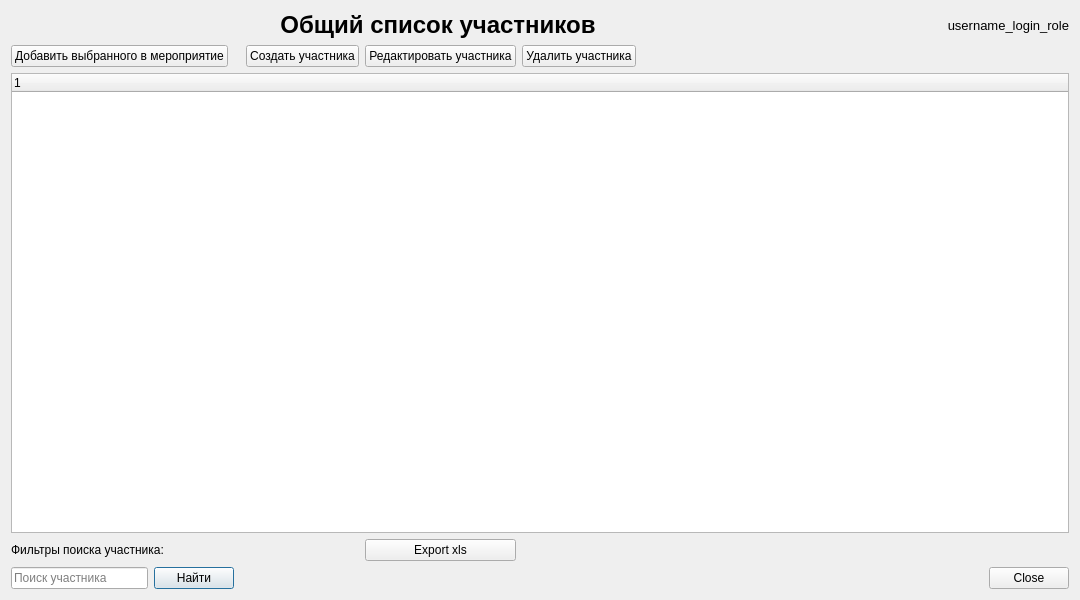
Above: Ui_designer/Ui_List_participants.ui from telemax23/Event before the change. Below: the same form after it.
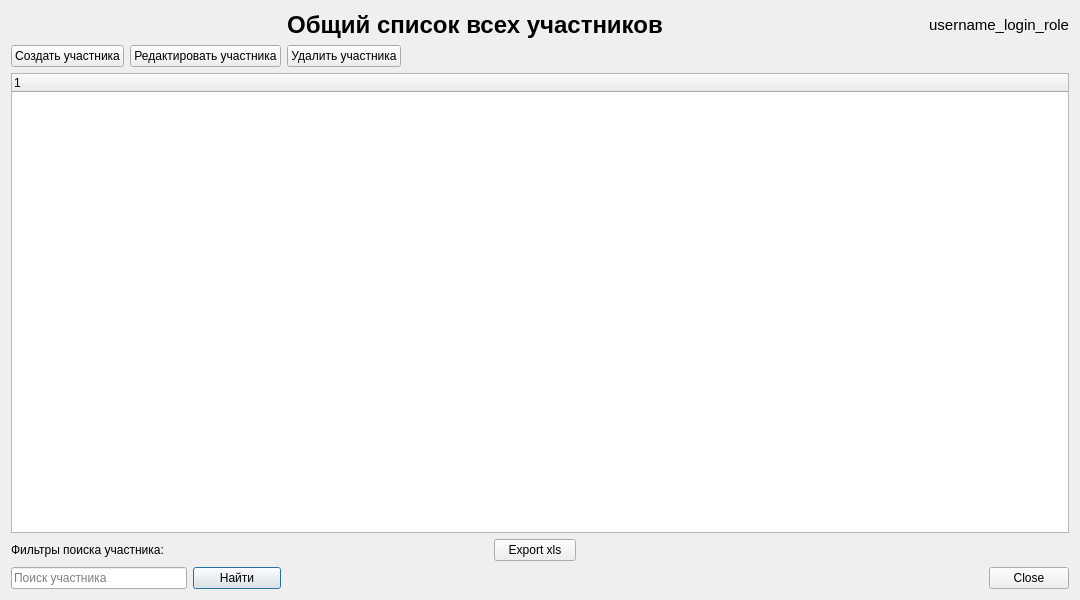
That is the form after the change.

Commit message: Из List_participants убрана кнопка добавить. Связаны окна по кнопкам

Diff of the .ui file:
```diff
--- a/Ui_designer/Ui_List_participants.ui
+++ b/Ui_designer/Ui_List_participants.ui
@@ -34,7 +34,7 @@
     <widget class="QLabel" name="label_username_login_role">
      <property name="font">
       <font>
-       <pointsize>10</pointsize>
+       <pointsize>11</pointsize>
       </font>
      </property>
      <property name="text">
@@ -55,7 +55,7 @@
       </font>
      </property>
      <property name="text">
-      <string>Общий список участников</string>
+      <string>Общий список всех участников</string>
      </property>
      <property name="alignment">
       <set>Qt::AlignCenter</set>
@@ -87,38 +87,31 @@
      </property>
     </widget>
    </item>
-   <item row="3" column="5">
-    <widget class="QPushButton" name="pushButton_delete_participant">
+   <item row="7" column="4">
+    <widget class="QPushButton" name="pushButton_export_xls">
      <property name="text">
-      <string>Удалить участника</string>
+      <string>Export xls</string>
      </property>
     </widget>
    </item>
    <item row="3" column="0">
-    <widget class="QPushButton" name="pushButton_add_participant_to_event">
-     <property name="text">
-      <string>Добавить выбранного в мероприятие</string>
-     </property>
-    </widget>
-   </item>
-   <item row="3" column="3">
     <widget class="QPushButton" name="pushButton_create_participant">
      <property name="text">
       <string>Создать участника</string>
      </property>
     </widget>
    </item>
-   <item row="3" column="4">
+   <item row="3" column="1">
     <widget class="QPushButton" name="pushButton_edit_participant">
      <property name="text">
       <string>Редактировать участника</string>
      </property>
     </widget>
    </item>
-   <item row="7" column="4">
-    <widget class="QPushButton" name="pushButton_export_xls">
+   <item row="3" column="2">
+    <widget class="QPushButton" name="pushButton_delete_participant">
      <property name="text">
-      <string>Export xls</string>
+      <string>Удалить участника</string>
      </property>
     </widget>
    </item>
```
The commit also changes 4 other files.
